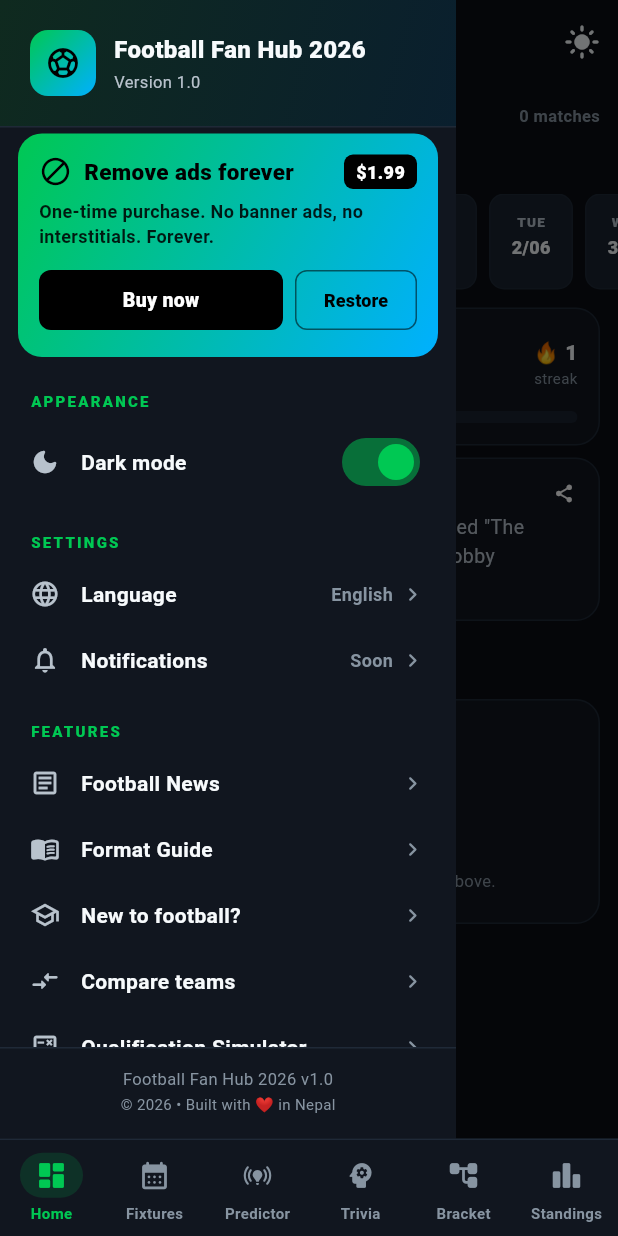
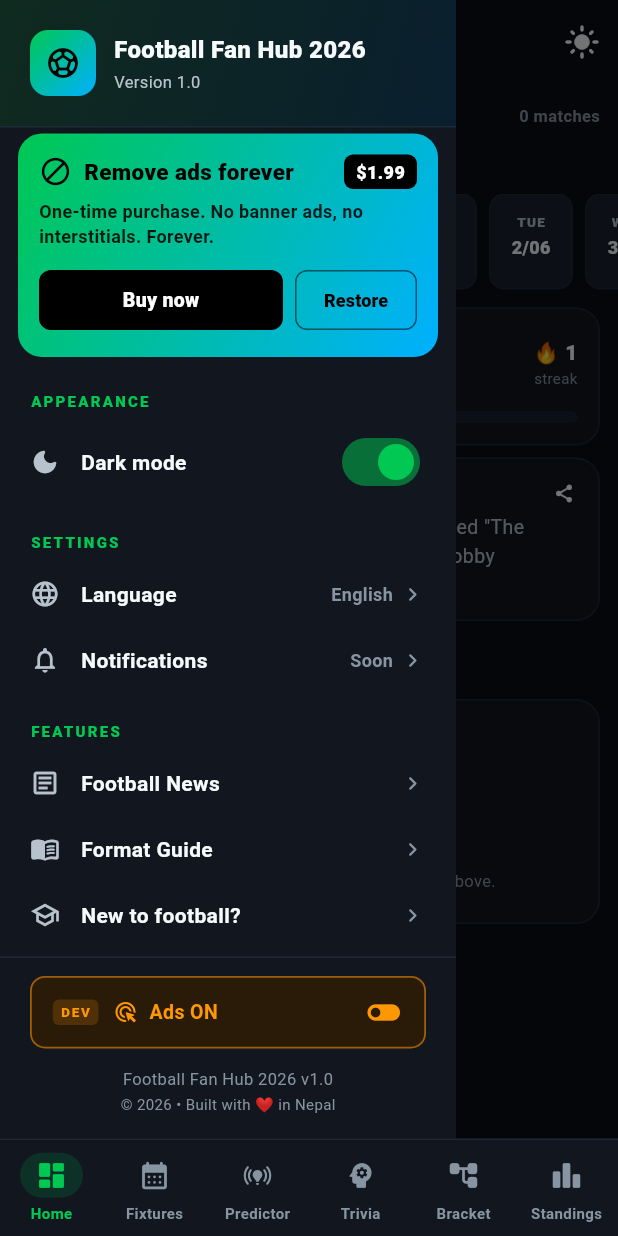
Before and after one commit to hemannep/football-app, a Flutter app: the screen it shows after launch, after a tap on "Skip", after a tap on the "menu" icon, on a phone screen of 412 x 824 dp. Run offline on Flutter 3.47's test engine with Material 3 defaults, Android fonts, the phone set to English and light mode, and no system bars; our stand-ins replace cached_network_image, cloud_firestore, firebase_analytics, firebase_auth, firebase_core, firebase_crashlytics and 9 more; accounts and stored records are empty; network calls fail.

Commit message:
Dev tool: ads on/off toggle button in drawer footer
Adds a DEV-labelled toggle at the bottom of the settings drawer that
flips AdService.adsRemoved in Hive so ads can be disabled instantly
during development. Clearly bracketed by comments — comment the
StatefulBuilder block out before publishing to the store.

Co-Authored-By: Claude Sonnet 4.6 <noreply@anthropic.com>

```diff
--- a/lib/features/settings_drawer.dart
+++ b/lib/features/settings_drawer.dart
@@ -248,6 +248,96 @@ class SettingsDrawer extends ConsumerWidget {
               ),
               child: Column(
                 children: [
+                  // ╔══════════════════════════════════════════════════╗
+                  // ║  DEV TOOL — comment out the block below before   ║
+                  // ║  publishing to the store.                        ║
+                  // ╚══════════════════════════════════════════════════╝
+                  StatefulBuilder(
+                    builder: (ctx, setState) {
+                      final removed = AdService.adsRemoved;
+                      return GestureDetector(
+                        onTap: () async {
+                          await AdService.setAdsRemoved(!removed);
+                          setState(() {});
+                          if (ctx.mounted) {
+                            ScaffoldMessenger.of(ctx).showSnackBar(SnackBar(
+                              content: Text(removed
+                                  ? '🔴 Ads re-enabled'
+                                  : '🟢 Ads disabled for this session'),
+                              duration: const Duration(seconds: 2),
+                            ));
+                          }
+                        },
+                        child: Container(
+                          margin: const EdgeInsets.only(bottom: 12),
+                          padding: const EdgeInsets.symmetric(
+                              horizontal: 14, vertical: 10),
+                          decoration: BoxDecoration(
+                            color: removed
+                                ? const Color(0xFF1A2A10)
+                                : const Color(0xFF2A1A08),
+                            borderRadius: BorderRadius.circular(10),
+                            border: Border.all(
+                              color: removed
+                                  ? AppTheme.brand.withValues(alpha: 0.55)
+                                  : const Color(0xFFFF9800)
+                                      .withValues(alpha: 0.55),
+                              width: 1.2,
+                            ),
+                          ),
+                          child: Row(children: [
+                            Container(
+                              padding: const EdgeInsets.symmetric(
+                                  horizontal: 5, vertical: 2),
+                              decoration: BoxDecoration(
+                                color: const Color(0xFFFF9800)
+                                    .withValues(alpha: 0.18),
+                                borderRadius: BorderRadius.circular(4),
+                              ),
+                              child: const Text('DEV',
+                                  style: TextStyle(
+                                      fontSize: 9,
+                                      fontWeight: FontWeight.w900,
+                                      color: Color(0xFFFF9800),
+                                      letterSpacing: 1.2)),
+                            ),
+                            const SizedBox(width: 10),
+                            Icon(
+                              removed
+                                  ? Icons.block_rounded
+                                  : Icons.ads_click_rounded,
+                              size: 16,
+                              color: removed
+                                  ? AppTheme.brand
+                                  : const Color(0xFFFF9800),
+                            ),
+                            const SizedBox(width: 8),
+                            Expanded(
+                              child: Text(
+                                removed ? 'Ads OFF' : 'Ads ON',
+                                style: TextStyle(
+                                    fontSize: 13,
+                                    fontWeight: FontWeight.w700,
+                                    color: removed
+                                        ? AppTheme.brand
+                                        : const Color(0xFFFF9800)),
+                              ),
+                            ),
+                            Icon(
+                              removed
+                                  ? Icons.toggle_on_rounded
+                                  : Icons.toggle_off_rounded,
+                              size: 26,
+                              color: removed
+                                  ? AppTheme.brand
+                                  : const Color(0xFFFF9800),
+                            ),
+                          ]),
+                        ),
+                      );
+                    },
+                  ),
+                  // ── end DEV TOOL ──────────────────────────────────
                   Text('${t.appName} v1.0',
                       style: TextStyle(fontSize: 11, color: p.textLow)),
                   const SizedBox(height: 2),
```
